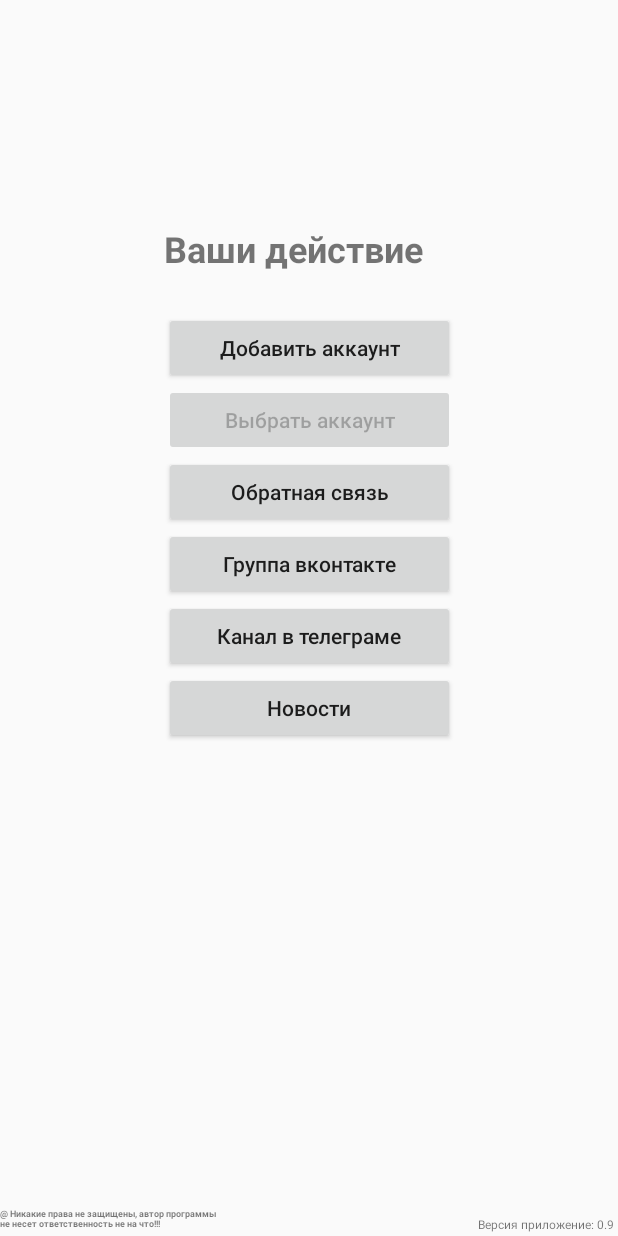
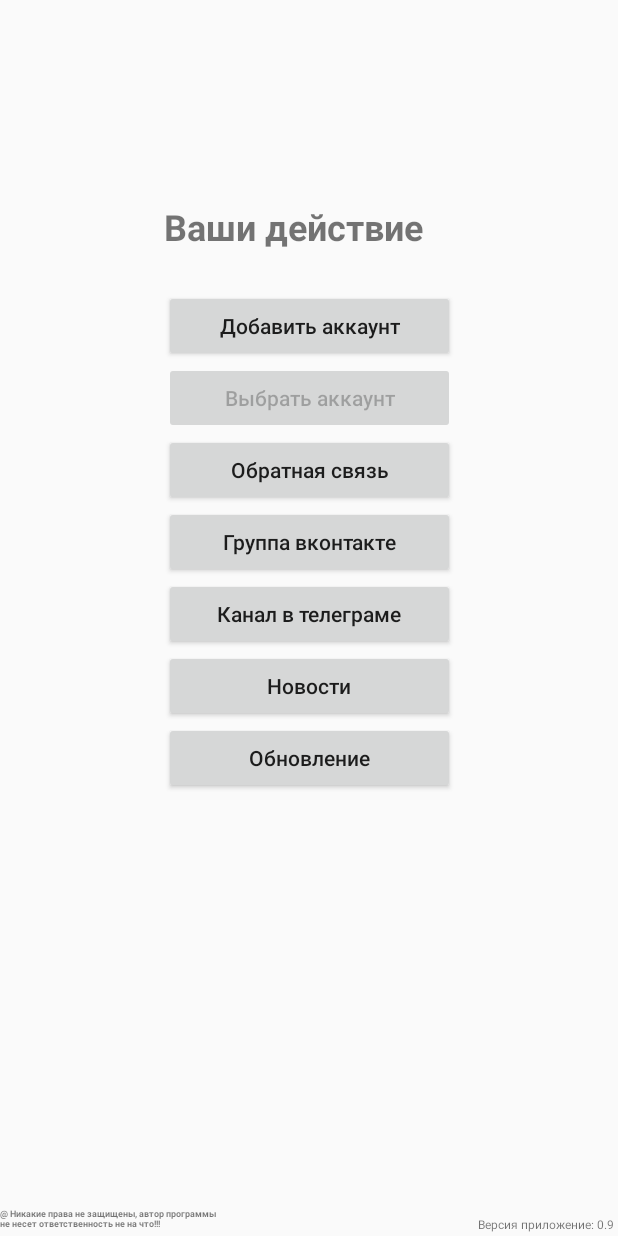
Before and after one commit to NMelis/NeboBotApp, an Android app: the MainActivity screen opened directly, with no data from a screen before it, on a phone screen of 412 x 824 dp. Run offline under Robolectric (Android 15) with nearby library versions, the phone set to English and light mode, and no system bars; libraries missing offline, so code that uses them is left out: com.crashlytics.android, io.fabric.sdk, org.litepal, ru.nebolife.bot; 4 statements that could not run were skipped.

Commit message:
added button for open new version upload page

```diff
--- a/app/src/main/java/bot/nebo/myapplication/MainActivity.java
+++ b/app/src/main/java/bot/nebo/myapplication/MainActivity.java
@@ -118,4 +118,9 @@ public class MainActivity extends Activity {
         Intent intent = new Intent(getBaseContext(), NewsActivity.class);
         startActivity(intent);
     }
+
+    public void onUpdates(View view) {
+        Intent intent = new Intent(getBaseContext(), NewVersionAppActivity.class);
+        startActivity(intent);
+    }
 }
--- a/app/src/main/res/layout/activity_main.xml
+++ b/app/src/main/res/layout/activity_main.xml
@@ -82,6 +82,14 @@
             android:onClick="onNews"
             android:text="@string/textNew"
             android:textAllCaps="false" />
+
+        <Button
+            android:id="@+id/button34"
+            android:layout_width="match_parent"
+            android:layout_height="wrap_content"
+            android:onClick="onUpdates"
+            android:text="@string/textUpdateButton"
+            android:textAllCaps="false" />
     </LinearLayout>
 
     <TextView
--- a/app/src/main/res/values/strings.xml
+++ b/app/src/main/res/values/strings.xml
@@ -41,4 +41,5 @@
     <string name="textTGChannel">Канал в телеграме</string>
     <string name="authWithVk">Войти с помощью vk.com</string>
     <string name="textNew">Новости</string>
+    <string name="textUpdateButton">Обновление</string>
 </resources>
```
